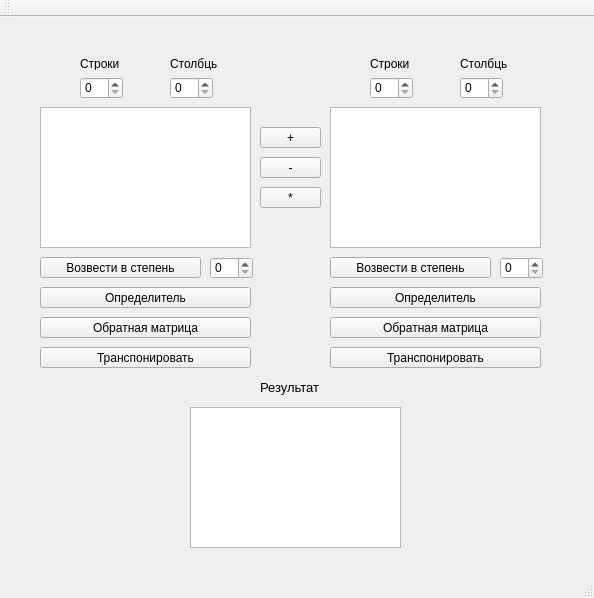
Old version of the form mainwindow.ui in the repository moevm/gui-1h2018-01.
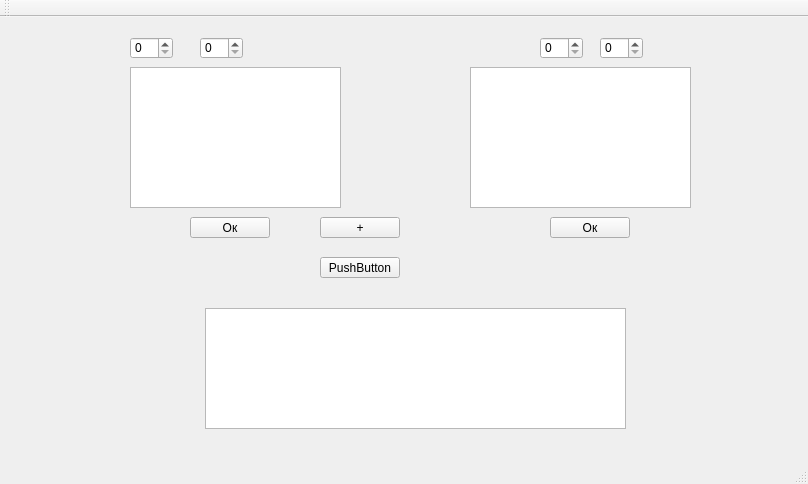
New version of the form.

```diff
--- a/mainwindow.ui
+++ b/mainwindow.ui
@@ -6,8 +6,8 @@
    <rect>
     <x>0</x>
     <y>0</y>
-    <width>594</width>
-    <height>598</height>
+    <width>808</width>
+    <height>484</height>
    </rect>
   </property>
   <property name="windowTitle">
@@ -17,8 +17,8 @@
    <widget class="QTableView" name="matr1">
     <property name="geometry">
      <rect>
-      <x>40</x>
-      <y>90</y>
+      <x>130</x>
+      <y>50</y>
       <width>211</width>
       <height>141</height>
      </rect>
@@ -27,9 +27,9 @@
    <widget class="QTableView" name="matr2">
     <property name="geometry">
      <rect>
-      <x>330</x>
-      <y>90</y>
-      <width>211</width>
+      <x>470</x>
+      <y>50</y>
+      <width>221</width>
       <height>141</height>
      </rect>
     </property>
@@ -37,8 +37,8 @@
    <widget class="QSpinBox" name="line_1">
     <property name="geometry">
      <rect>
-      <x>80</x>
-      <y>60</y>
+      <x>130</x>
+      <y>20</y>
       <width>43</width>
       <height>22</height>
      </rect>
@@ -47,8 +47,8 @@
    <widget class="QSpinBox" name="col_1">
     <property name="geometry">
      <rect>
-      <x>170</x>
-      <y>60</y>
+      <x>200</x>
+      <y>20</y>
       <width>43</width>
       <height>22</height>
      </rect>
@@ -57,8 +57,8 @@
    <widget class="QSpinBox" name="line_2">
     <property name="geometry">
      <rect>
-      <x>370</x>
-      <y>60</y>
+      <x>540</x>
+      <y>20</y>
       <width>43</width>
       <height>22</height>
      </rect>
@@ -67,161 +67,8 @@
    <widget class="QSpinBox" name="col_2">
     <property name="geometry">
      <rect>
-      <x>460</x>
-      <y>60</y>
-      <width>43</width>
-      <height>22</height>
-     </rect>
-    </property>
-   </widget>
-   <widget class="QLabel" name="label">
-    <property name="geometry">
-     <rect>
-      <x>80</x>
-      <y>40</y>
-      <width>47</width>
-      <height>13</height>
-     </rect>
-    </property>
-    <property name="text">
-     <string>Строки</string>
-    </property>
-   </widget>
-   <widget class="QLabel" name="label_2">
-    <property name="geometry">
-     <rect>
-      <x>170</x>
-      <y>40</y>
-      <width>47</width>
-      <height>13</height>
-     </rect>
-    </property>
-    <property name="text">
-     <string>Столбцы</string>
-    </property>
-   </widget>
-   <widget class="QLabel" name="label_3">
-    <property name="geometry">
-     <rect>
-      <x>370</x>
-      <y>40</y>
-      <width>47</width>
-      <height>13</height>
-     </rect>
-    </property>
-    <property name="text">
-     <string>Строки</string>
-    </property>
-   </widget>
-   <widget class="QLabel" name="label_4">
-    <property name="geometry">
-     <rect>
-      <x>460</x>
-      <y>40</y>
-      <width>47</width>
-      <height>13</height>
-     </rect>
-    </property>
-    <property name="text">
-     <string>Столбцы</string>
-    </property>
-   </widget>
-   <widget class="QPushButton" name="plus">
-    <property name="geometry">
-     <rect>
-      <x>260</x>
-      <y>110</y>
-      <width>61</width>
-      <height>21</height>
-     </rect>
-    </property>
-    <property name="text">
-     <string>+</string>
-    </property>
-   </widget>
-   <widget class="QPushButton" name="minus">
-    <property name="geometry">
-     <rect>
-      <x>260</x>
-      <y>140</y>
-      <width>61</width>
-      <height>21</height>
-     </rect>
-    </property>
-    <property name="text">
-     <string>-</string>
-    </property>
-   </widget>
-   <widget class="QPushButton" name="mult">
-    <property name="geometry">
-     <rect>
-      <x>260</x>
-      <y>170</y>
-      <width>61</width>
-      <height>21</height>
-     </rect>
-    </property>
-    <property name="text">
-     <string>*</string>
-    </property>
-   </widget>
-   <widget class="QPushButton" name="pushButton_7">
-    <property name="geometry">
-     <rect>
-      <x>40</x>
-      <y>330</y>
-      <width>211</width>
-      <height>21</height>
-     </rect>
-    </property>
-    <property name="text">
-     <string>Транспонировать</string>
-    </property>
-   </widget>
-   <widget class="QPushButton" name="pushButton_8">
-    <property name="geometry">
-     <rect>
-      <x>40</x>
-      <y>270</y>
-      <width>211</width>
-      <height>21</height>
-     </rect>
-    </property>
-    <property name="text">
-     <string>Определитель</string>
-    </property>
-   </widget>
-   <widget class="QPushButton" name="pushButton_9">
-    <property name="geometry">
-     <rect>
-      <x>40</x>
-      <y>300</y>
-      <width>211</width>
-      <height>21</height>
-     </rect>
-    </property>
-    <property name="text">
-     <string>Обратная матрица</string>
-    </property>
-   </widget>
-   <widget class="QPushButton" name="pushButton_10">
-    <property name="geometry">
-     <rect>
-      <x>40</x>
-      <y>240</y>
-      <width>161</width>
-      <height>21</height>
-     </rect>
-    </property>
-    <property name="text">
-     <string>Возвести в степень</string>
-    </property>
-   </widget>
-   <widget class="QSpinBox" name="spinBox">
-    <property name="geometry">
-     <rect>
-      <x>210</x>
-      <y>240</y>
+      <x>600</x>
+      <y>20</y>
       <width>43</width>
       <height>22</height>
      </rect>
@@ -230,92 +77,63 @@
    <widget class="QPushButton" name="pushButton">
     <property name="geometry">
      <rect>
-      <x>330</x>
-      <y>240</y>
-      <width>161</width>
+      <x>190</x>
+      <y>200</y>
+      <width>80</width>
       <height>21</height>
      </rect>
     </property>
     <property name="text">
-     <string>Возвести в степень</string>
+     <string>Ок</string>
     </property>
    </widget>
-   <widget class="QSpinBox" name="spinBox_2">
+   <widget class="QListWidget" name="result">
     <property name="geometry">
      <rect>
-      <x>500</x>
-      <y>240</y>
-      <width>43</width>
-      <height>22</height>
+      <x>205</x>
+      <y>291</y>
+      <width>421</width>
+      <height>121</height>
      </rect>
     </property>
    </widget>
    <widget class="QPushButton" name="pushButton_2">
     <property name="geometry">
      <rect>
-      <x>330</x>
-      <y>270</y>
-      <width>211</width>
+      <x>550</x>
+      <y>200</y>
+      <width>80</width>
       <height>21</height>
      </rect>
     </property>
     <property name="text">
-     <string>Определитель</string>
+     <string>Ок</string>
+    </property>
+   </widget>
+   <widget class="QPushButton" name="plus">
+    <property name="geometry">
+     <rect>
+      <x>320</x>
+      <y>200</y>
+      <width>80</width>
+      <height>21</height>
+     </rect>
+    </property>
+    <property name="text">
+     <string>+</string>
     </property>
    </widget>
    <widget class="QPushButton" name="pushButton_3">
     <property name="geometry">
      <rect>
-      <x>330</x>
-      <y>300</y>
-      <width>211</width>
+      <x>320</x>
+      <y>240</y>
+      <width>80</width>
       <height>21</height>
      </rect>
     </property>
     <property name="text">
-     <string>Обратная матрица</string>
-    </property>
-   </widget>
-   <widget class="QPushButton" name="pushButton_11">
-    <property name="geometry">
-     <rect>
-      <x>330</x>
-      <y>330</y>
-      <width>211</width>
-      <height>21</height>
-     </rect>
-    </property>
-    <property name="text">
-     <string>Транспонировать</string>
-    </property>
-   </widget>
-   <widget class="QTableView" name="result">
-    <property name="geometry">
-     <rect>
-      <x>190</x>
-      <y>390</y>
-      <width>211</width>
-      <height>141</height>
-     </rect>
-    </property>
-   </widget>
-   <widget class="QLabel" name="label_5">
-    <property name="geometry">
-     <rect>
-      <x>260</x>
-      <y>360</y>
-      <width>91</width>
-      <height>20</height>
-     </rect>
-    </property>
-    <property name="font">
-     <font>
-      <family>MS Shell Dlg 2</family>
-      <pointsize>10</pointsize>
-     </font>
-    </property>
-    <property name="text">
-     <string>Результат</string>
+     <string>PushButton</string>
     </property>
    </widget>
   </widget>
```
Left out of the diff: 2 changed lines with no effect on the pictures.
